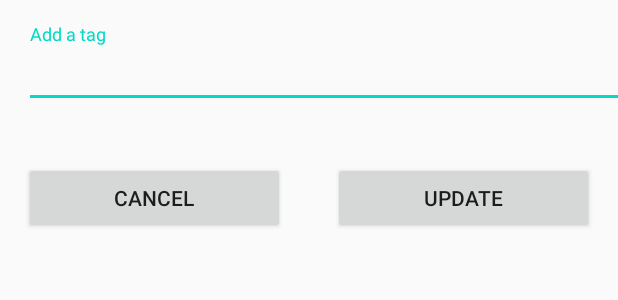
After one commit to DeeveshBeegun/DanceIT, an Android app: the layout activity_update_tag.xml on its own in the app's theme, with its tools: preview values and no code run, on a phone screen of 412 x 824 dp. The commit adds this screen. Shown: the top 300 px of the screen. Run offline under Robolectric (Android 15) with nearby library versions, the phone set to English and light mode, and no system bars.

Commit message:
Implement a new activity to update a specific tag.

```diff
--- a/app/src/main/AndroidManifest.xml
+++ b/app/src/main/AndroidManifest.xml
@@ -21,6 +21,8 @@
         <activity
             android:name=".AddTagActivity"
             android:theme="@style/Theme.AppCompat.DayNight.Dialog" />
+        <activity android:name=".UpdateTagActivity"
+            android:theme="@style/Theme.AppCompat.DayNight.Dialog"/>
         <activity
             android:name=".MainActivity"
             android:label="@string/app_name"
--- a/app/src/main/java/com/example/danceit/Model/Tag.java
+++ b/app/src/main/java/com/example/danceit/Model/Tag.java
@@ -106,4 +106,10 @@ public class Tag implements Parcelable {
         parcel.writeString(description);
         parcel.writeByte((byte) (hasComplaint ? 1 : 0));
     }
+
+    @Override
+    public String toString() {
+        return description;
+    }
+
 }
--- /dev/null
+++ b/app/src/main/res/layout/activity_update_tag.xml
@@ -0,0 +1,54 @@
+<?xml version="1.0" encoding="utf-8"?>
+<LinearLayout
+    xmlns:android="http://schemas.android.com/apk/res/android"
+    xmlns:tools="http://schemas.android.com/tools"
+    android:layout_width="match_parent"
+    android:layout_height="match_parent"
+    android:orientation="vertical"
+    tools:ignore="MissingClass">
+
+    <com.google.android.material.textfield.TextInputLayout
+        android:id="@+id/textUpdate_tag"
+        android:hint="@string/add_a_tag"
+        android:layout_height="wrap_content"
+        android:layout_width="450dp"
+        android:layout_margin="16dp"
+        android:paddingBottom="20dp"
+        android:visibility="visible">
+        <com.google.android.material.textfield.TextInputEditText
+            android:layout_height="match_parent"
+            android:layout_width="match_parent"
+            android:inputType="text"
+            android:visibility="visible"/>
+
+    </com.google.android.material.textfield.TextInputLayout>
+
+    <LinearLayout
+        android:layout_width="match_parent"
+        android:layout_height="match_parent"
+        android:orientation="horizontal">
+
+        <Button
+            android:id="@+id/cancel_button"
+            android:layout_width="wrap_content"
+            android:layout_height="wrap_content"
+            android:layout_margin="16dp"
+            android:layout_weight="10"
+            android:text="@string/cancel"
+            android:layout_gravity="center_horizontal"/>
+
+        <Button
+            android:id="@+id/update_tag_button"
+            android:layout_height="wrap_content"
+            android:layout_width="wrap_content"
+            android:layout_weight="10"
+            android:layout_margin="16dp"
+            android:text="@string/update_tag"
+            android:layout_gravity="center_horizontal"
+            />
+
+
+    </LinearLayout>
+
+
+</LinearLayout>
--- a/app/src/main/res/values/strings.xml
+++ b/app/src/main/res/values/strings.xml
@@ -24,4 +24,5 @@
     <string name="add">Add</string>
     <string name="delete">Delete</string>
     <string name="update">Update</string>
+    <string name="update_tag">Update</string>
 </resources>
```
Also changed, not shown: app/src/main/java/com/example/danceit/RecyclerViewComponents/RecyclerViewAdapter.java (+12 -2 lines), app/src/main/java/com/example/danceit/UpdateTagActivity.java (added, +54 -0 lines).
